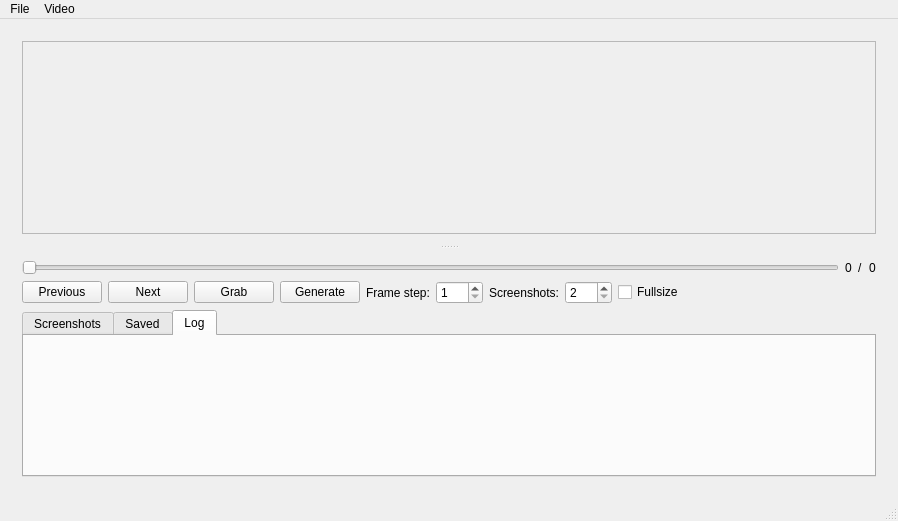
labyrinthofdreams/screenpicker, file mainwindow.ui: the form before one commit.
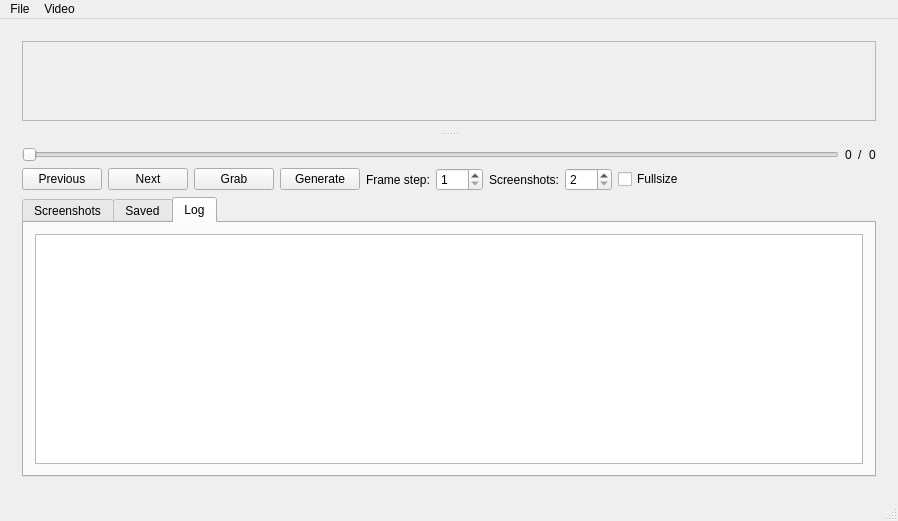
The form after the commit.

Commit message: Replaced hard-coded logger plaintextedit widget with form plaintextedit widget

Diff of the .ui file:
```diff
--- a/mainwindow.ui
+++ b/mainwindow.ui
@@ -45,7 +45,7 @@
              <x>0</x>
              <y>0</y>
              <width>876</width>
-             <height>223</height>
+             <height>186</height>
             </rect>
            </property>
           </widget>
@@ -53,7 +53,7 @@
         </item>
        </layout>
       </widget>
-      <widget class="QWidget" name="">
+      <widget class="QWidget" name="layoutWidget">
        <layout class="QVBoxLayout" name="verticalLayout">
         <item>
          <layout class="QHBoxLayout" name="horizontalLayout_2">
@@ -225,6 +225,11 @@
            <attribute name="title">
             <string>Log</string>
            </attribute>
+           <layout class="QVBoxLayout" name="verticalLayout_4">
+            <item>
+             <widget class="QPlainTextEdit" name="logger"/>
+            </item>
+           </layout>
           </widget>
          </widget>
         </item>
```
The commit also changes 2 other files.
